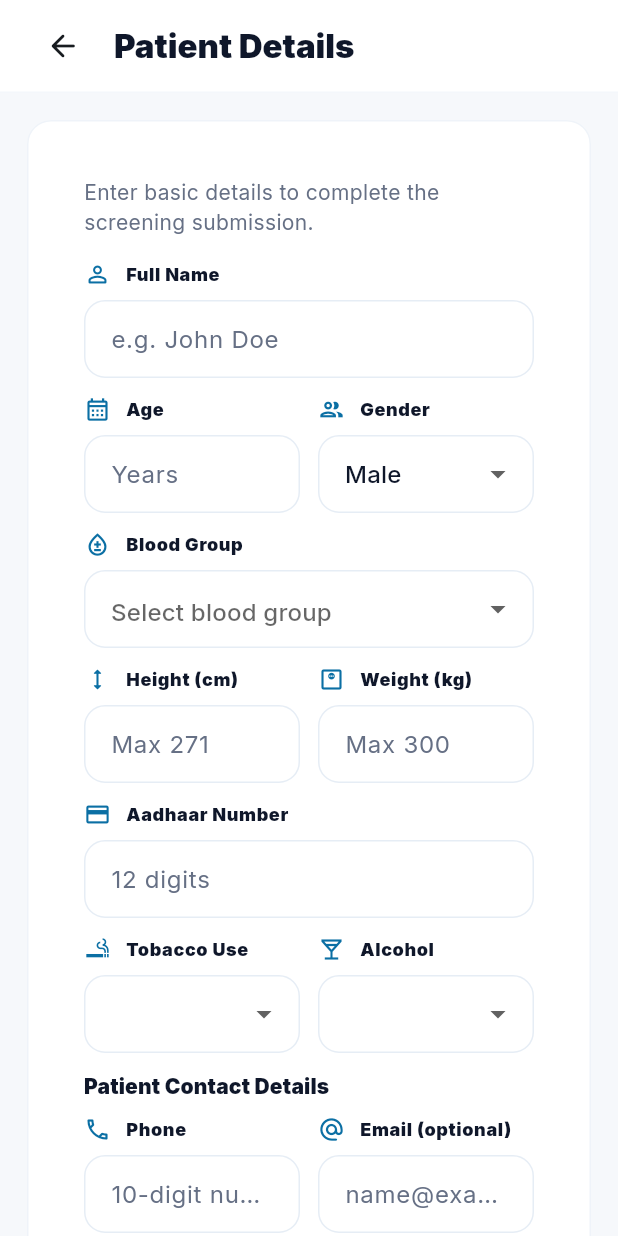
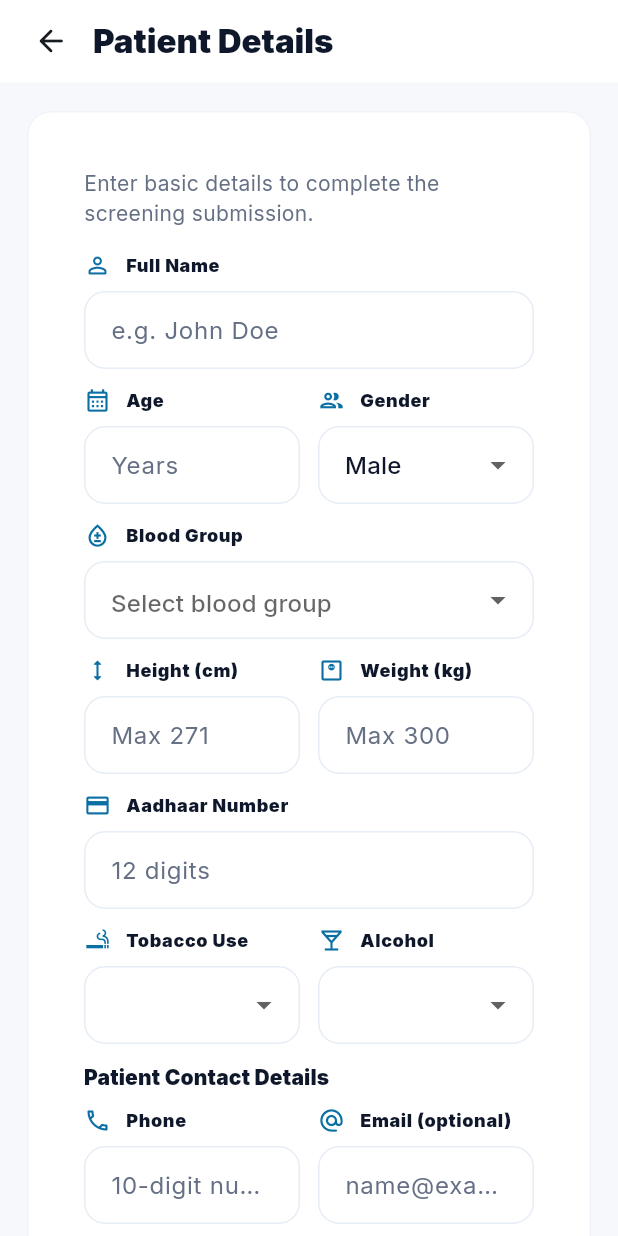
Before and after one commit to VijethKawari19/clinical-sanctuary-app, a Flutter app: the PatientInfoScreen screen opened directly with empty values, on a phone screen of 412 x 824 dp. Run offline on Flutter 3.47's test engine with Material 3 defaults, Android fonts, the phone set to English and light mode, and no system bars; our stand-ins replace camera, flutter_riverpod, go_router, google_fonts, image_picker, pdf and 1 more; missing offline and left inert: camera_platform_interface, camera_windows, excel, file_selector, google_mlkit_face_detection; accounts and stored records are empty.

Commit message:
Fix mobile top bars and M83 stream
- Respect SafeArea on mobile headers and hide clinician search except queue
- Prevent button label wrapping on narrow screens
- Emit only complete M83 JPEG frames to reduce feed glitches

Made-with: Cursor

```diff
--- a/lib/src/screens/clinician/pages/case_review_page.dart
+++ b/lib/src/screens/clinician/pages/case_review_page.dart
@@ -225,6 +225,7 @@ class _CaseReviewPageState extends ConsumerState<CaseReviewPage> {
         : null;
 
     final scheme = Theme.of(context).colorScheme;
+    final isNarrow = MediaQuery.sizeOf(context).width < 520;
 
     return Column(
       crossAxisAlignment: CrossAxisAlignment.start,
@@ -288,7 +289,7 @@ class _CaseReviewPageState extends ConsumerState<CaseReviewPage> {
                       );
                     },
               icon: const Icon(Icons.download_outlined),
-              label: const Text('Export Report'),
+              label: Text(isNarrow ? 'Export' : 'Export Report'),
               style: OutlinedButton.styleFrom(minimumSize: const Size(0, 44)),
             ),
           ],
--- a/lib/src/screens/worker/patient_info_screen.dart
+++ b/lib/src/screens/worker/patient_info_screen.dart
@@ -168,22 +168,25 @@ class _PatientInfoScreenState extends ConsumerState<PatientInfoScreen> {
     return Scaffold(
       body: Column(
         children: [
-          Container(
-            height: 62,
-            padding: const EdgeInsets.symmetric(horizontal: 18),
+          SafeArea(
+            bottom: false,
+            child: Container(
+              height: 56,
+              padding: const EdgeInsets.symmetric(horizontal: 14),
               decoration: BoxDecoration(
                 color: scheme.surface,
                 border: Border(
-                  bottom: BorderSide(
-                      color: scheme.outline.withValues(alpha: 0.45))),
+                  bottom: BorderSide(color: scheme.outline.withValues(alpha: 0.45)),
+                ),
               ),
               child: Row(
                 children: [
                   IconButton(
+                    visualDensity: VisualDensity.compact,
                     onPressed: _leavePatientInfo,
                     icon: const Icon(Icons.arrow_back_rounded),
                   ),
-                const SizedBox(width: 10),
+                  const SizedBox(width: 8),
                   Text(
                     'Patient Details',
                     style: Theme.of(context).textTheme.titleLarge?.copyWith(
@@ -191,6 +194,7 @@ class _PatientInfoScreenState extends ConsumerState<PatientInfoScreen> {
                         ),
                   ),
                 ],
+              ),
             ),
           ),
           Expanded(
@@ -596,8 +600,19 @@ class _PatientInfoScreenState extends ConsumerState<PatientInfoScreen> {
                                                     },
                                               icon: const Icon(
                                                   Icons.send_rounded, size: 18),
-                                              label:
-                                                  const Text('Save & Submit Case'),
+                                              label: const Text(
+                                                'Save & Submit Case',
+                                                maxLines: 1,
+                                                overflow: TextOverflow.ellipsis,
+                                                softWrap: false,
+                                              ),
+                                              style: ElevatedButton.styleFrom(
+                                                minimumSize: const Size(0, 48),
+                                                padding: const EdgeInsets.symmetric(
+                                                  horizontal: 14,
+                                                  vertical: 12,
+                                                ),
+                                              ),
                                             ),
                                           ),
                                         ],
```
Also changed, not shown: lib/src/features/m83/m83_wireless_client_io.dart (+9 -7 lines), lib/src/screens/clinician/clinician_shell.dart (+20 -10 lines), lib/src/screens/worker/submission_success_screen.dart (+6 -1 lines). Lines whose indentation alone changed are shown as unchanged.
